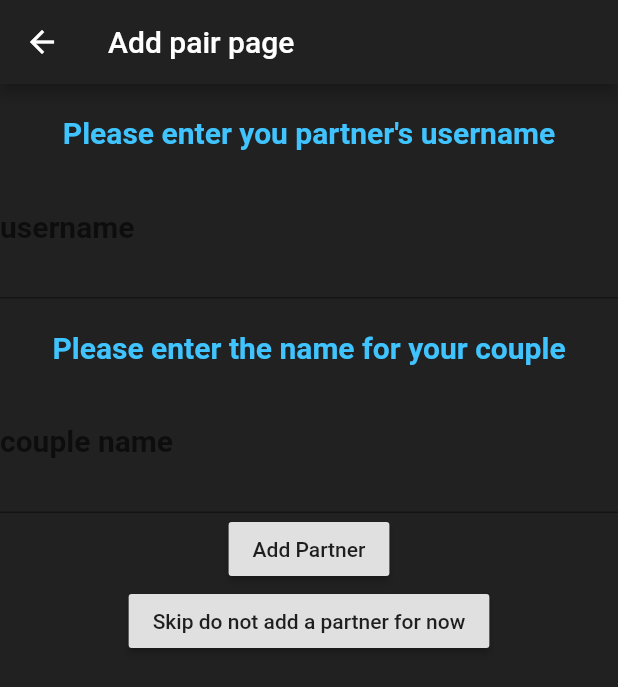
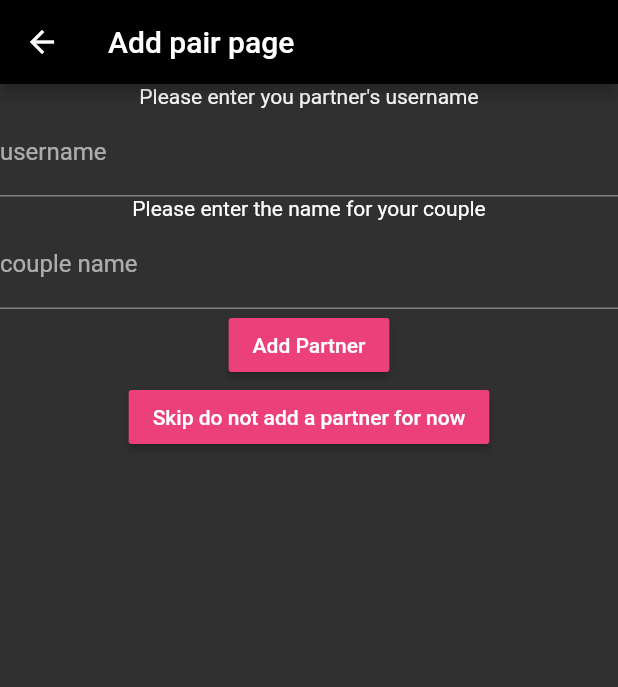
Before and after one commit to MovieNightCC/MovieNight, a Flutter app: the AddPairPage screen opened directly, on a phone screen of 412 x 824 dp. Shown: the top 687 px of the screen. Run offline on Flutter 3.47's test engine with Material 2 defaults, Android fonts, the phone set to English and light mode, and no system bars; our stand-ins replace dio, firebase_auth, firebase_core, flutter_phoenix; accounts and stored records are empty; network calls fail.

Commit message:
color adjustment so that you can see when signing up

```diff
--- a/client/lib/Screens/addPairPage.dart
+++ b/client/lib/Screens/addPairPage.dart
@@ -19,37 +19,22 @@ class AddPairPage extends StatelessWidget {
       appBar: AppBar(title: Text("Add pair page")),
       body: Column(
         children: [
-          Text("Please enter you partner's username",
-              style: TextStyle(
-                  color: Colors.lightBlueAccent,
-                  height: 2.5,
-                  fontWeight: FontWeight.bold,
-                  fontSize: 20)),
+          Text(
+            "Please enter you partner's username",
+          ),
           TextField(
             controller: pairNameController,
             decoration: InputDecoration(
-                fillColor: Colors.amberAccent,
               labelText: "username",
             ),
-              style: TextStyle(
-                  color: Colors.lightGreenAccent,
-                  height: 2.5,
-                  fontWeight: FontWeight.bold,
-                  fontSize: 20)),
-          Text("Please enter the name for your couple",
-              style: TextStyle(
-                  color: Colors.lightBlueAccent,
-                  height: 2.5,
-                  fontWeight: FontWeight.bold,
-                  fontSize: 20)),
+          ),
+          Text(
+            "Please enter the name for your couple",
+          ),
           TextField(
             controller: coupleNameController,
             decoration: InputDecoration(labelText: "couple name"),
-              style: TextStyle(
-                  color: Colors.lightGreenAccent,
-                  height: 2.5,
-                  fontWeight: FontWeight.bold,
-                  fontSize: 20)),
+          ),
           RaisedButton(
             onPressed: () {
               // ignore: todo
--- a/client/lib/Screens/movieMatchesInfo.dart
+++ b/client/lib/Screens/movieMatchesInfo.dart
@@ -1,4 +1,5 @@
 import 'package:flutter/material.dart';
+import '../main.dart';
 import './matches.dart';
 import './movieArray.dart';
 import 'package:url_launcher/url_launcher.dart';
```
Also changed, not shown: client/lib/main.dart (+24 -45 lines), client/lib/utitilities/colors.dart (added, +13 -0 lines). Lines whose indentation alone changed are shown as unchanged.
